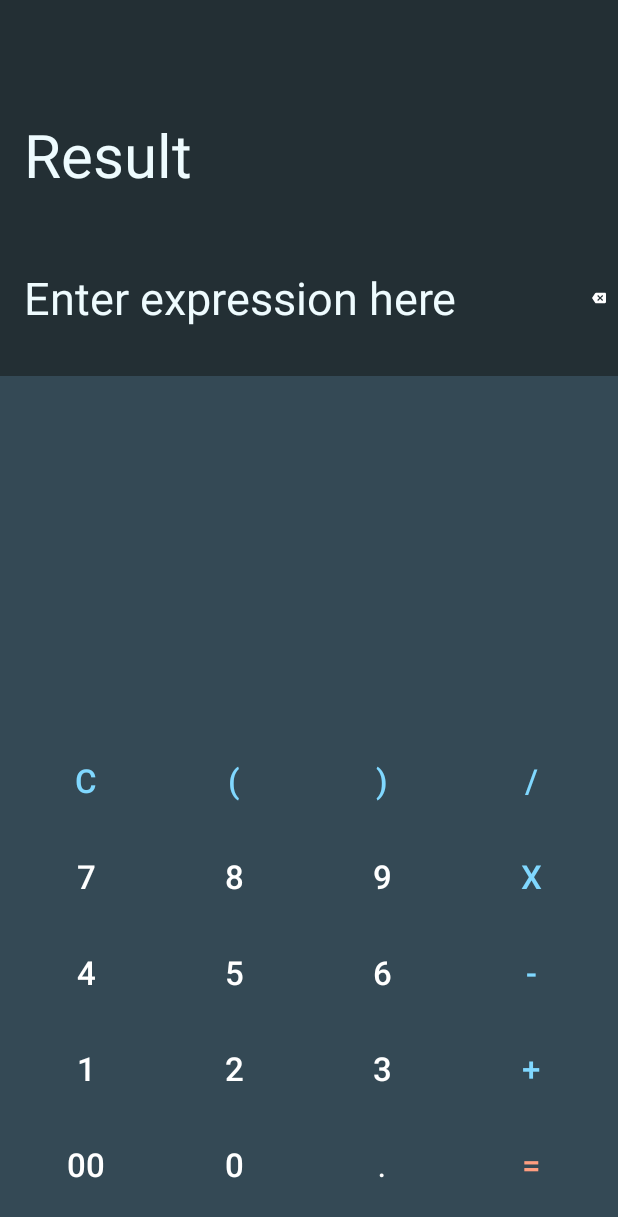
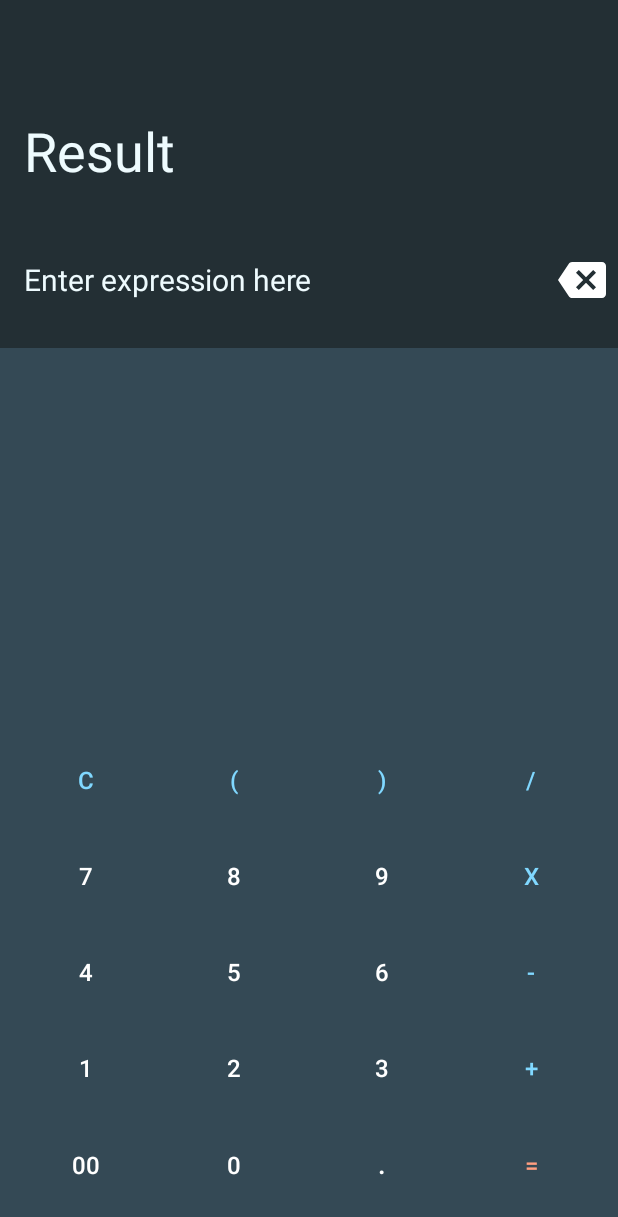
Before and after one commit to SatyenderSinghRana/Omnical, an Android app: the MainActivity screen opened directly, with no data from a screen before it, on a phone screen of 412 x 824 dp. Shown: the top 1217 px of the screen. Run offline under Robolectric (Android 15) with nearby library versions, the phone set to English and light mode, and no system bars.

Commit message:
Update dimens.xml

```diff
--- a/app/src/main/res/values/dimens.xml
+++ b/app/src/main/res/values/dimens.xml
@@ -4,11 +4,14 @@
     <dimen name="layout_margin_small">8dp</dimen>
     <dimen name="layout_margin_medium">16dp</dimen>
     <dimen name="layout_margin_large">40dp</dimen>
-    <dimen name="text_size_small">22sp</dimen>
-    <dimen name="text_size_medium">30sp</dimen>
-    <dimen name="text_size_large">40sp</dimen>
+    <dimen name="layout_padding_small">4dp</dimen>
+    <dimen name="layout_padding_medium">8dp</dimen>
+    <dimen name="layout_padding_large">16dp</dimen>
+    <dimen name="text_size_small">16sp</dimen>
+    <dimen name="text_size_medium">20sp</dimen>
+    <dimen name="text_size_large">36sp</dimen>
     <dimen name="textview_padding_small">8dp</dimen>
     <dimen name="textview_padding_medium">16dp</dimen>
     <dimen name="textview_padding_large">60dp</dimen>
-    <dimen name="backspace_imageview">25dp</dimen>
+    <dimen name="backspace_imageview">48dp</dimen>
 </resources>
```
